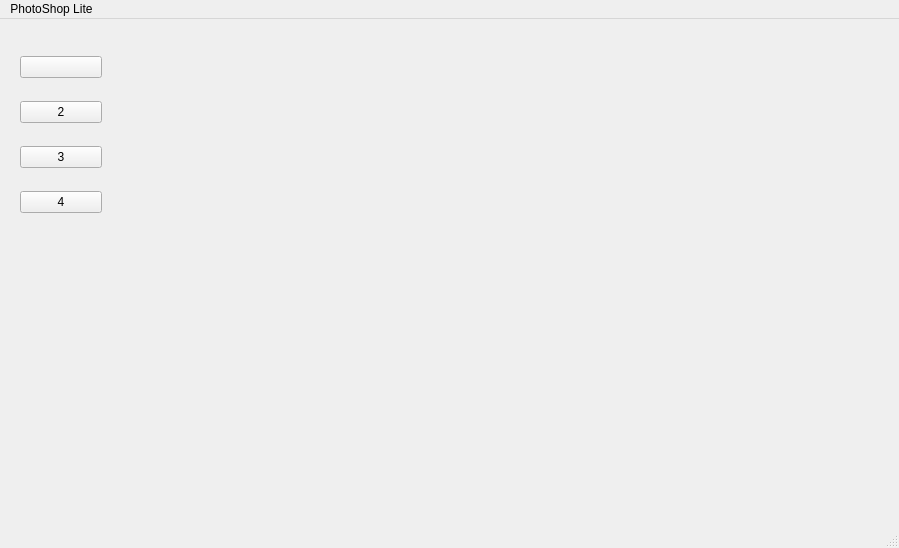
First picture: the form in mainwindow.ui, repository Saturday-365/PhotoShop-Lite, before the edit.
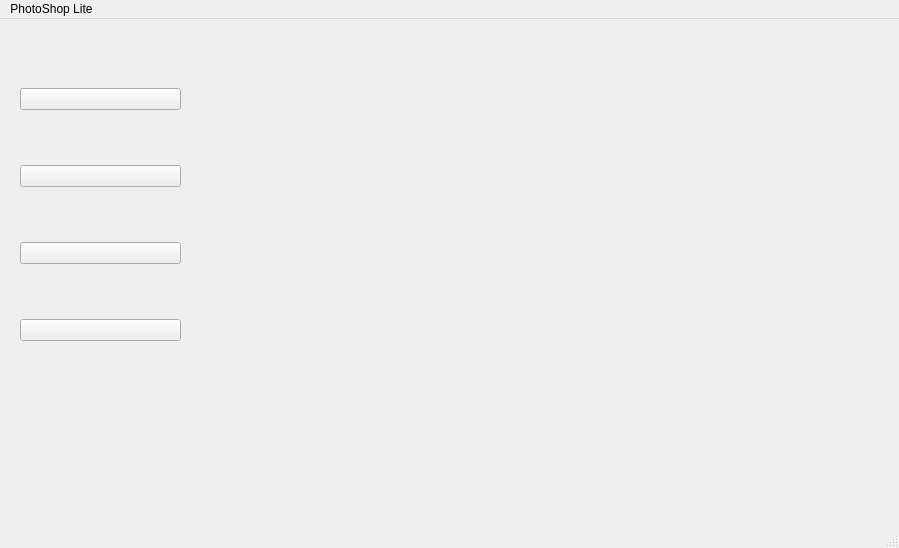
Second picture: the form after the edit.

What changed in the file:
```diff
--- a/mainwindow.ui
+++ b/mainwindow.ui
@@ -19,36 +19,63 @@
      <rect>
       <x>20</x>
       <y>20</y>
-      <width>82</width>
-      <height>191</height>
+      <width>161</width>
+      <height>351</height>
      </rect>
     </property>
     <layout class="QVBoxLayout" name="verticalLayout">
      <item>
       <widget class="QPushButton" name="mode1Btn">
+       <property name="enabled">
+        <bool>true</bool>
+       </property>
        <property name="text">
         <string/>
        </property>
+       <property name="iconSize">
+        <size>
+         <width>136</width>
+         <height>48</height>
+        </size>
+       </property>
       </widget>
      </item>
      <item>
       <widget class="QPushButton" name="mode2Btn">
        <property name="text">
-        <string>2</string>
+        <string/>
+       </property>
+       <property name="iconSize">
+        <size>
+         <width>136</width>
+         <height>48</height>
+        </size>
        </property>
       </widget>
      </item>
      <item>
       <widget class="QPushButton" name="mode3Btn">
        <property name="text">
-        <string>3</string>
+        <string/>
+       </property>
+       <property name="iconSize">
+        <size>
+         <width>136</width>
+         <height>48</height>
+        </size>
        </property>
       </widget>
      </item>
      <item>
       <widget class="QPushButton" name="mode4Btn">
        <property name="text">
-        <string>4</string>
+        <string/>
+       </property>
+       <property name="iconSize">
+        <size>
+         <width>136</width>
+         <height>48</height>
+        </size>
        </property>
       </widget>
      </item>
```
